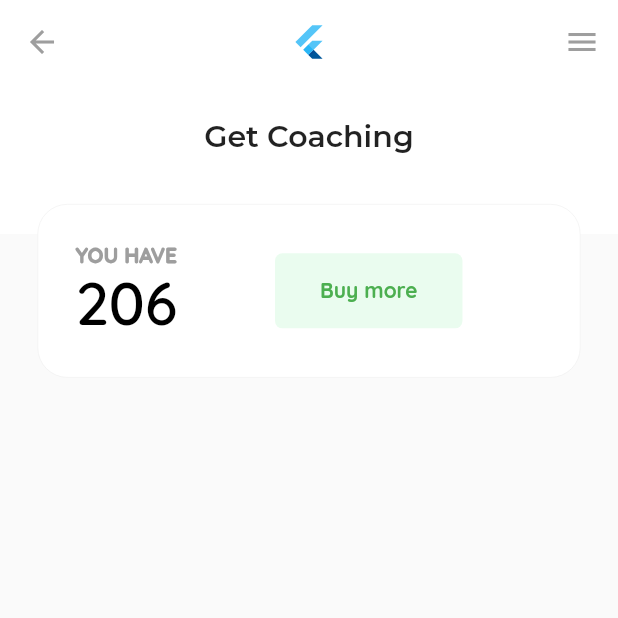
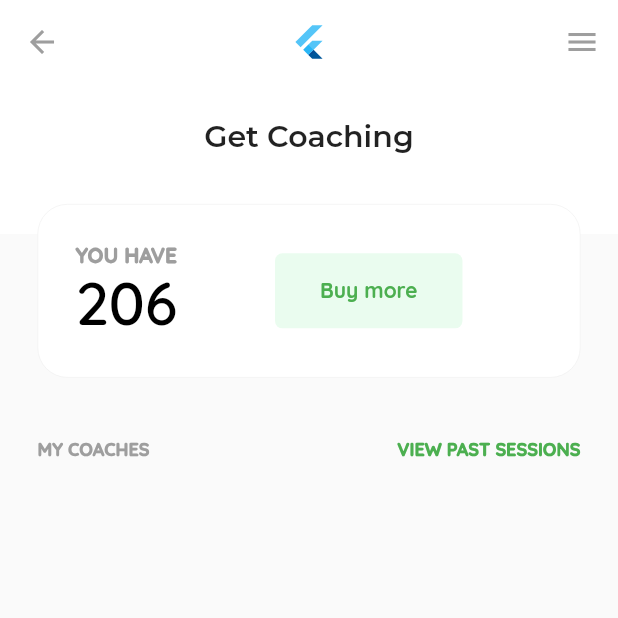
Before and after one commit to AmineMersoul/Relationship-Coaching, a Flutter app: the screen it shows after launch, on a phone screen of 412 x 824 dp, the top half of it. Run offline on Flutter 3.47's test engine with Material 2 defaults, Android fonts, the phone set to English and light mode, and no system bars; project files that could hold a hidden picture were left out.

Commit message:
adding view buttons

```diff
--- a/lib/main.dart
+++ b/lib/main.dart
@@ -105,6 +105,17 @@ class _MyHomePageState extends State<MyHomePage> {
               )
             ],
           ),
+          SizedBox(height: 40.0,),
+          Container(
+            padding: EdgeInsets.only(left: 25.0, right: 25.0),
+            child: Row(
+              mainAxisAlignment: MainAxisAlignment.spaceBetween,
+              children: <Widget>[
+                Text("MY COACHES", style: TextStyle(color: Colors.grey, fontFamily: 'Quicksand', fontWeight: FontWeight.w900, fontSize: 12.0),),
+                Text("VIEW PAST SESSIONS", style: TextStyle(color: Colors.green, fontFamily: 'Quicksand', fontWeight: FontWeight.w900, fontSize: 12.0),)
+              ],
+            ),
+          )
         ],
       ),
     );
```
